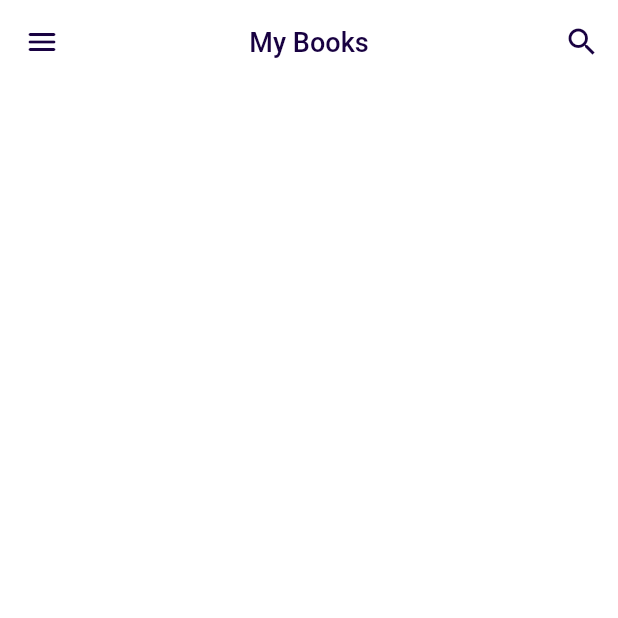
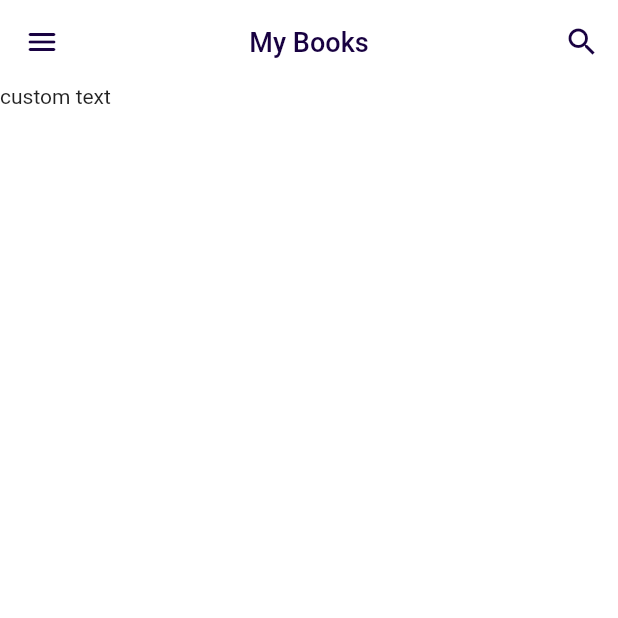
Before and after one commit to Danushan99/Book_app_ui, a Flutter app: the screen it shows after launch, on a phone screen of 412 x 824 dp, the top half of it. Run offline on Flutter 3.47's test engine with Material 2 defaults, Android fonts, the phone set to English and light mode, and no system bars.

Commit message:
function for controller

```diff
--- a/lib/pages/home/home.dart
+++ b/lib/pages/home/home.dart
@@ -1,4 +1,5 @@
 import 'package:bookapp/constants/color.dart';
+import 'package:bookapp/pages/home/widget/coustom_tab.dart';
 import 'package:flutter/material.dart';
 
 class HomePage extends StatefulWidget {
@@ -16,6 +17,16 @@ class _HomePageState extends State<HomePage> {
     return Scaffold(
       backgroundColor: Colors.white,
       appBar: _buildAppbar(),
+      body: Column(
+        children: [
+          CoustomTab(tabIndex, (int index) {
+            setState(() {
+              tabIndex = index;
+            });
+            pagecontroller.jumpToPage(index);
+          }),
+        ],
+      ),
     );
   }
 
--- a/lib/pages/home/widget/coustom_tab.dart
+++ b/lib/pages/home/widget/coustom_tab.dart
@@ -4,10 +4,12 @@ class CoustomTab extends StatelessWidget {
   final int selected;
   final Function callback;
 
-  const CoustomTab(this.callback, this.selected, {Key? key}) : super(key: key);
+  const CoustomTab(this.selected, this.callback, {Key? key}) : super(key: key);
 
   @override
   Widget build(BuildContext context) {
-    return Container();
+    return Container(
+      child: Text("custom text"),
+    );
   }
 }
```
